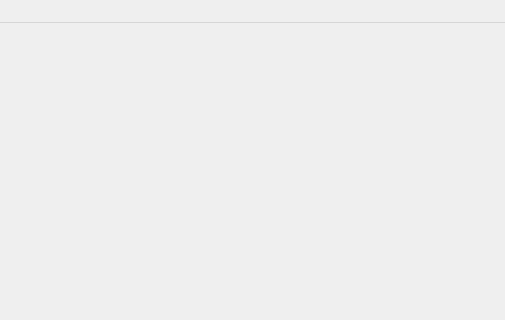
Above: ui/mainwindow.ui from 3548848289/SmartDesk before the change; both pictures show x 495 to 1000 and y 0 to 320 of the 1000 by 700 pixel window. Below: the same form after it.
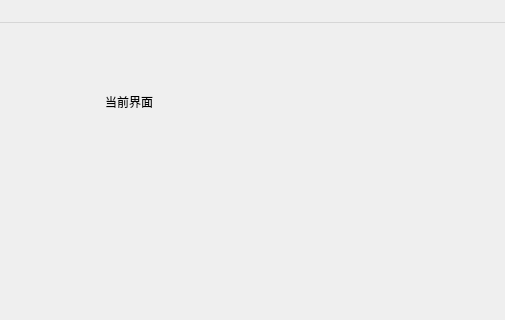
That is the form after the change. Icons and pictures are not drawn.

What changed in the file:
```diff
--- a/ui/mainwindow.ui
+++ b/ui/mainwindow.ui
@@ -20,6 +20,35 @@
    <property name="styleSheet">
     <string notr="true"/>
    </property>
+   <widget class="QWidget" name="combinedWidget" native="true">
+    <property name="geometry">
+     <rect>
+      <x>600</x>
+      <y>70</y>
+      <width>271</width>
+      <height>441</height>
+     </rect>
+    </property>
+    <layout class="QGridLayout" name="gridLayout_2">
+     <item row="0" column="0">
+      <layout class="QGridLayout" name="gridLayout">
+       <item row="0" column="0">
+        <widget class="QLabel" name="label">
+         <property name="styleSheet">
+          <string notr="true"/>
+         </property>
+         <property name="text">
+          <string>当前界面</string>
+         </property>
+        </widget>
+       </item>
+       <item row="1" column="0">
+        <widget class="QStackedWidget" name="stackedWidget"/>
+       </item>
+      </layout>
+     </item>
+    </layout>
+   </widget>
   </widget>
   <widget class="QMenuBar" name="menubar">
    <property name="geometry">
```
Left out of the diff: 12 changed lines with no effect on the pictures.
